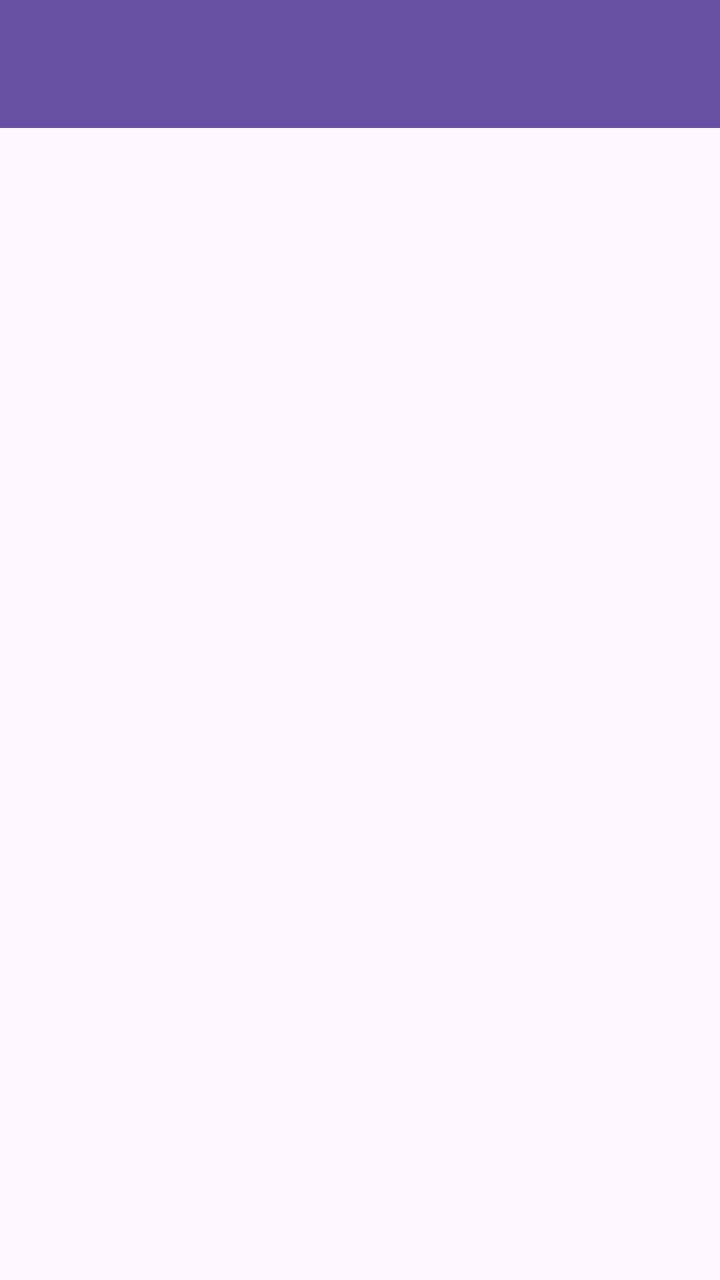
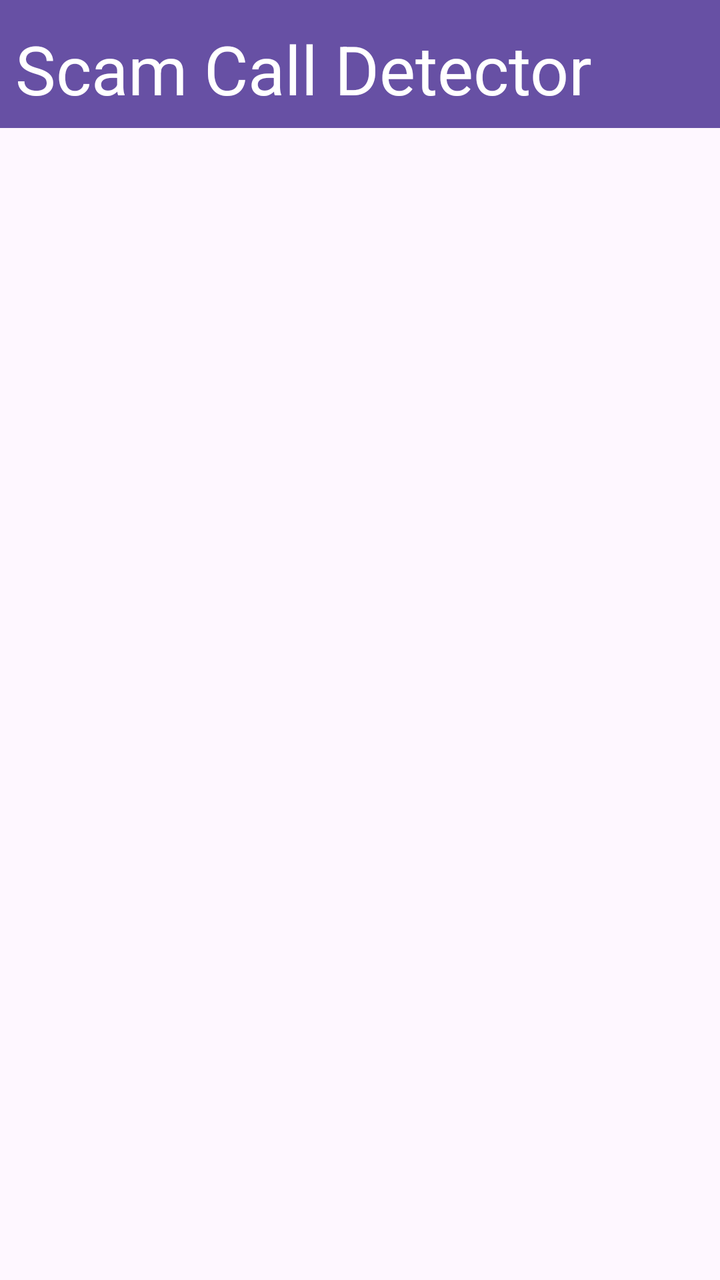

Two renders of the same Android screen: before a commit and after it. Below are the layout's source before the change and the commit's diff.
<!-- AndroidManifest.xml: application theme Theme.ScamCallDetector -->
<!-- res/layout/nav_bars.xml -->
<?xml version="1.0" encoding="utf-8"?>
<androidx.constraintlayout.widget.ConstraintLayout xmlns:android="http://schemas.android.com/apk/res/android"
    xmlns:app="http://schemas.android.com/apk/res-auto"
    xmlns:tools="http://schemas.android.com/tools"
    android:layout_width="match_parent"
    android:layout_height="match_parent">

    <androidx.appcompat.widget.Toolbar
        android:id="@+id/toolbar3"
        android:layout_width="match_parent"
        android:layout_height="wrap_content"
        android:background="?attr/colorPrimary"
        android:minHeight="?attr/actionBarSize"
        android:theme="?attr/actionBarTheme"
        app:layout_constraintBottom_toBottomOf="parent"
        app:layout_constraintEnd_toEndOf="parent"
        app:layout_constraintHorizontal_bias="1.0"
        app:layout_constraintStart_toStartOf="parent"
        app:layout_constraintTop_toTopOf="parent"
        app:layout_constraintVertical_bias="0.0" />

    <com.google.android.material.bottomnavigation.BottomNavigationView
        android:id="@+id/bottomNavigationView"
        android:layout_width="match_parent"
        android:layout_height="wrap_content"
        android:layout_marginTop="586dp"
        app:labelVisibilityMode="labeled"
        app:layout_constraintBottom_toBottomOf="parent"
        app:layout_constraintEnd_toEndOf="parent"
        app:layout_constraintHorizontal_bias="0.0"
        app:layout_constraintStart_toStartOf="parent"
        app:layout_constraintTop_toBottomOf="@+id/toolbar3"
        app:layout_constraintVertical_bias="1.0"
        app:menu="@menu/menu_scam_call" />

</androidx.constraintlayout.widget.ConstraintLayout>
<!-- resources referenced by this layout -->
<resources>
  <style name="Theme.ScamCallDetector" parent="Base.Theme.ScamCallDetector" />
  <style name="Base.Theme.ScamCallDetector" parent="Theme.Material3.DayNight.NoActionBar">
          
          
      </style>
</resources>

<!-- the commit's change to res/layout/nav_bars.xml (unified diff, before → after) -->
@@ -33,4 +33,18 @@
         app:layout_constraintVertical_bias="1.0"
         app:menu="@menu/menu_scam_call" />
 
+    <TextView
+        android:id="@+id/textView6"
+        android:layout_width="304dp"
+        android:layout_height="51dp"
+        android:text="Scam Call Detector"
+        android:textColor="@color/white"
+        android:textSize="34sp"
+        app:layout_constraintBottom_toBottomOf="@+id/toolbar3"
+        app:layout_constraintEnd_toEndOf="parent"
+        app:layout_constraintHorizontal_bias="0.136"
+        app:layout_constraintStart_toStartOf="parent"
+        app:layout_constraintTop_toTopOf="parent"
+        app:layout_constraintVertical_bias="0.888" />
+
 </androidx.constraintlayout.widget.ConstraintLayout>
<!-- resource entries referenced after the edit -->
@@ -1,5 +1,6 @@
 <!-- resources referenced by this layout -->
 <resources>
+  <color name="white">#FFFFFFFF</color>
   <style name="Theme.ScamCallDetector" parent="Base.Theme.ScamCallDetector" />
   <style name="Base.Theme.ScamCallDetector" parent="Theme.Material3.DayNight.NoActionBar">
           
